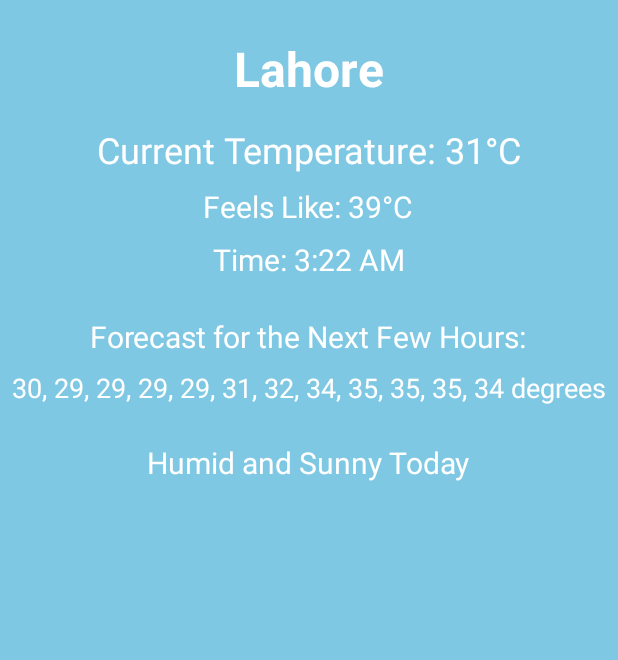
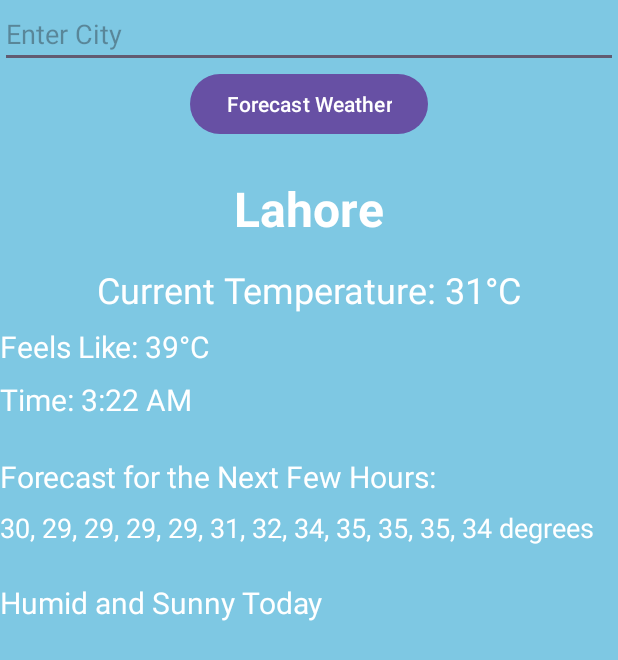
Before and after one commit to muhammad-faizan-shabir/Android-Training-by-Analyzinn-Solutions-Tasks, an Android app: the screen it shows after launch (MainActivity), on a phone screen of 412 x 824 dp. Shown: the top 660 px of the screen. Run offline under Robolectric (Android 15) with nearby library versions, the phone set to English and light mode, and no system bars.

Commit message:
Update activity_main.xml

```diff
--- a/app/src/main/res/layout/activity_main.xml
+++ b/app/src/main/res/layout/activity_main.xml
@@ -1,30 +1,50 @@
 <?xml version="1.0" encoding="utf-8"?>
-<RelativeLayout xmlns:android="http://schemas.android.com/apk/res/android"
+<LinearLayout xmlns:android="http://schemas.android.com/apk/res/android"
     android:layout_width="match_parent"
     android:layout_height="match_parent"
-    android:background="@color/light_blue">
+    android:background="@color/light_blue"
+    android:orientation="vertical"
+    >
 
+
+    <EditText
+        android:id="@+id/editText"
+        android:layout_width="match_parent"
+        android:layout_height="wrap_content"
+        android:hint="Enter City"
+        android:layout_gravity="center_horizontal"/>
+
+    <Button
+        android:id="@+id/Button"
+        android:layout_width="wrap_content"
+        android:layout_height="wrap_content"
+        android:text="Forecast Weather"
+        android:layout_gravity="center_horizontal" />
+
+
+
+    <!--City name-->
     <TextView
         android:id="@+id/cityTextView"
         android:layout_width="wrap_content"
         android:layout_height="wrap_content"
-        android:text="Lahore"
+        android:text=""
         android:textSize="32sp"
         android:textStyle="bold"
         android:textColor="@android:color/white"
         android:layout_marginTop="24dp"
-        android:layout_centerHorizontal="true" />
-
+        android:layout_gravity="center_horizontal"/>
+    <!--Current Temperature-->
     <TextView
         android:id="@+id/currentTempTextView"
         android:layout_width="wrap_content"
         android:layout_height="wrap_content"
-        android:text="Current Temperature: 31°C"
+        android:text="Current Temperature: 31"
         android:textSize="24sp"
         android:textColor="@android:color/white"
-        android:layout_below="@id/cityTextView"
+        android:layout_gravity="center_horizontal"
         android:layout_marginTop="16dp"
-        android:layout_centerHorizontal="true" />
+         />
 
     <TextView
         android:id="@+id/feelsLikeTextView"
@@ -81,4 +101,4 @@
         android:layout_marginTop="24dp"
         android:layout_centerHorizontal="true" />
 
-</RelativeLayout>
+</LinearLayout>
```
